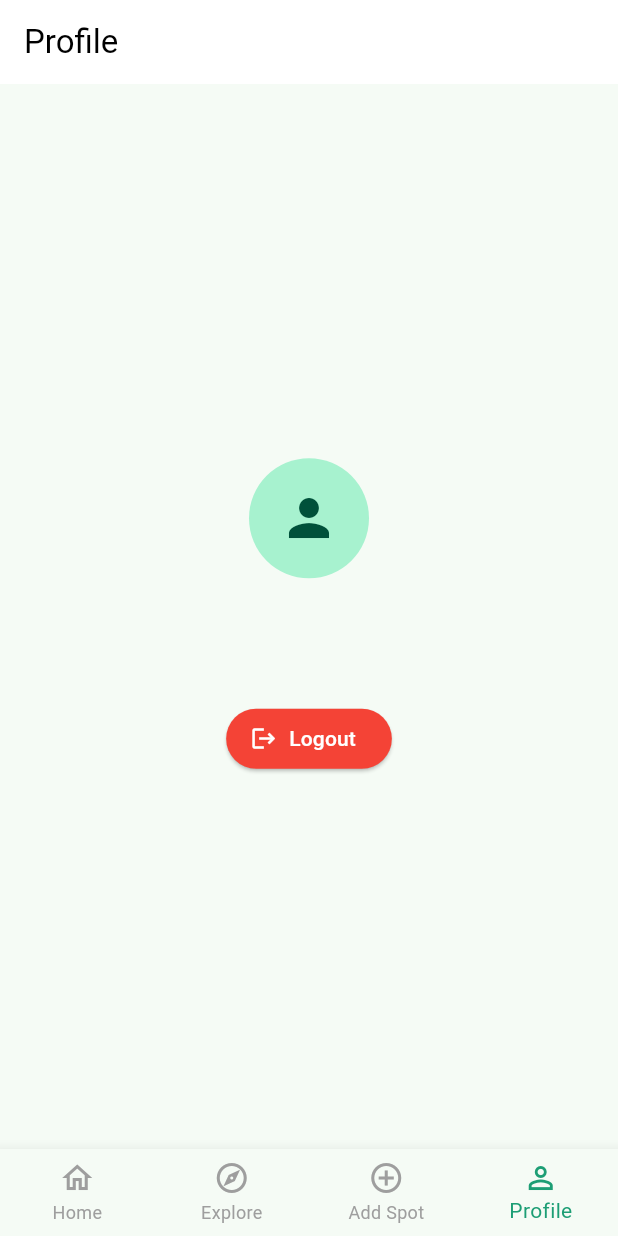
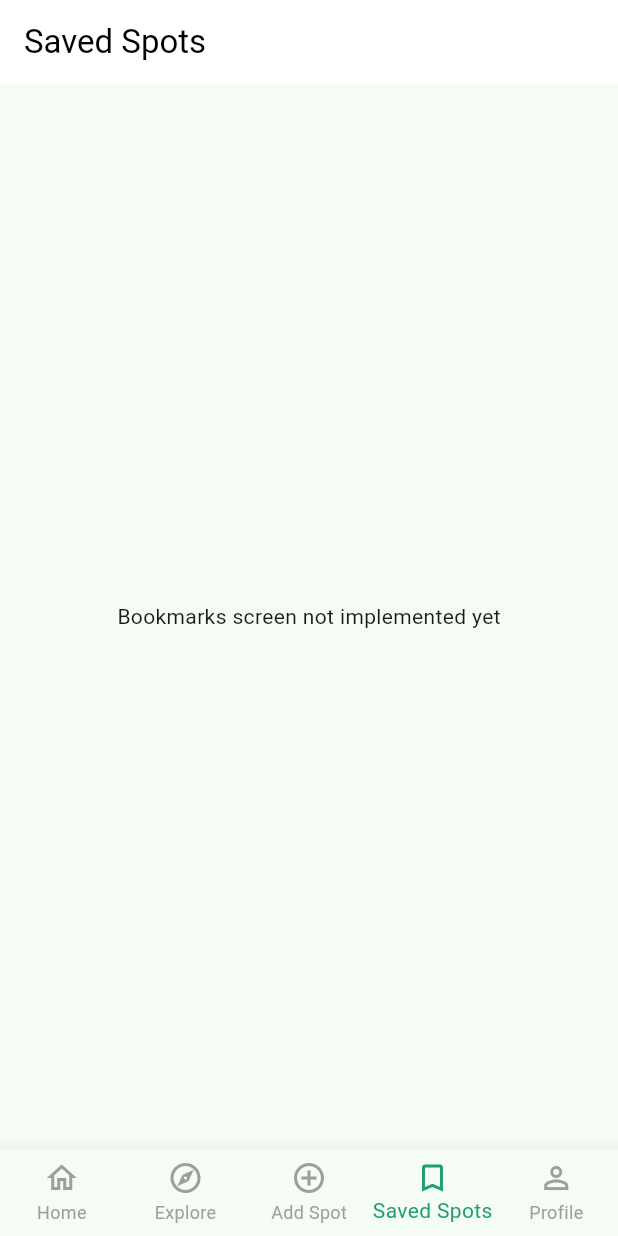
Before and after one commit to Chloe-Celya/Project_Hidden-gems-app, a Flutter app: the screen it shows once a user with an empty profile is signed in, item 4 of the bottom bar chosen, on a phone screen of 412 x 824 dp. Run offline on Flutter 3.47's test engine with Material 3 defaults, Android fonts, the phone set to English and light mode, and no system bars; our stand-ins replace cloud_firestore, firebase_auth, firebase_core, google_maps_flutter; accounts and stored records are empty.

Commit message:
bookmark section on navbar

```diff
--- /dev/null
+++ b/lib/screens/bookmarks_screen.dart
@@ -0,0 +1,20 @@
+import 'package:flutter/material.dart';
+
+class BookmarksScreen extends StatelessWidget {
+  const BookmarksScreen({super.key});
+
+  @override
+  Widget build(BuildContext context) {
+    return Scaffold(
+      appBar: AppBar(
+        title: const Text('Saved Spots'),
+        backgroundColor: Colors.white,
+        foregroundColor: Colors.black,
+        elevation: 0,
+      ),
+      body: const Center(
+        child: Text('Bookmarks screen not implemented yet'),
+      ),
+    );
+  }
+}
--- a/lib/widgets/navbar.dart
+++ b/lib/widgets/navbar.dart
@@ -2,6 +2,7 @@ import 'package:flutter/material.dart';
 import '../screens/home_screen.dart';
 import '../screens/explore_screen.dart';
 import '../screens/addspot_screen.dart';
+import '../screens/bookmarks_screen.dart';
 import '../screens/profile_screen.dart';
 
 class MainScreen extends StatefulWidget {
@@ -18,6 +19,7 @@ class _MainScreenState extends State<MainScreen> {
     const HomeScreen(),
     const ExploreScreen(),
     const AddSpotScreen(),
+    const BookmarksScreen(),
     const ProfileScreen(),
   ];
 
@@ -35,6 +37,7 @@ class _MainScreenState extends State<MainScreen> {
           BottomNavigationBarItem(icon: Icon(Icons.home_outlined), label: 'Home'),
           BottomNavigationBarItem(icon: Icon(Icons.explore_outlined), label: 'Explore'),
           BottomNavigationBarItem(icon: Icon(Icons.add_circle_outline), label: 'Add Spot'),
+          BottomNavigationBarItem(icon: Icon(Icons.bookmark_outline), label: 'Saved Spots'),
           BottomNavigationBarItem(icon: Icon(Icons.person_outline), label: 'Profile'),
         ],
       ),
```
